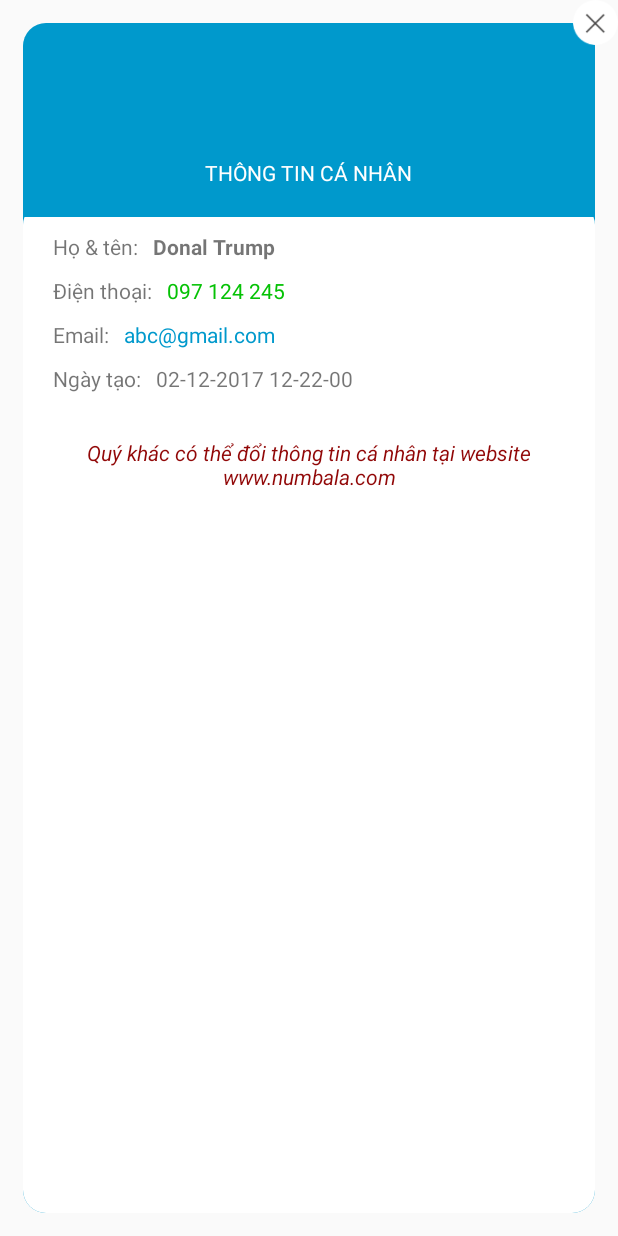
After one commit to chauminhnhut90/Numbala, an Android app: the layout activity_profile.xml on its own in the app's theme, with its tools: preview values and no code run, on a phone screen of 412 x 824 dp. The commit adds this screen. Run offline under Robolectric (Android 15) with nearby library versions, the phone set to English and light mode, and no system bars.

Commit message:
Handle Get IP and Show profile activity

```diff
--- a/app/src/main/AndroidManifest.xml
+++ b/app/src/main/AndroidManifest.xml
@@ -41,6 +41,11 @@
             android:screenOrientation="portrait"
             android:theme="@style/Theme.Transparent" />
 
+        <activity
+            android:name=".activities.ProfileActivity"
+            android:screenOrientation="portrait"
+            android:theme="@style/Theme.Transparent" />
+
         <receiver android:name=".receiver.SMSReceiver">
             <intent-filter android:priority="999">
                 <action android:name="android.provider.Telephony.SMS_RECEIVED" />
--- a/app/src/main/java/vn/numbala/activities/LoginActivity.java
+++ b/app/src/main/java/vn/numbala/activities/LoginActivity.java
@@ -10,7 +10,6 @@ import android.os.Build;
 import android.os.Bundle;
 import android.provider.Settings;
 import android.support.v4.app.ActivityCompat;
-import android.support.v7.app.AlertDialog;
 import android.telephony.TelephonyManager;
 import android.view.View;
 import android.widget.EditText;
@@ -18,7 +17,6 @@ import android.widget.EditText;
 import com.google.gson.Gson;
 
 import java.io.IOException;
-import java.util.Locale;
 
 import okhttp3.Call;
 import okhttp3.Callback;
@@ -54,7 +52,7 @@ public class LoginActivity extends BaseActivity {
         findViewById(R.id.btLogin).setOnClickListener(this.listener);
 
         this.requestPermission();
-        this.getIpAddress();
+
     }
 
     private View.OnClickListener listener = new View.OnClickListener() {
@@ -62,12 +60,19 @@ public class LoginActivity extends BaseActivity {
         public void onClick(View v) {
             if (Utils.hasPermissions(context, permissions)) {
                 if (check())
-                    login();
+                    // login();
+                    getIP();
             } else {
                 requestPermission();
             }
         }
     };
+
+    private void getIP(){
+        Utils.showProgressDialog(context);
+        this.getIpAddress();
+        this.getIpAddressV2();
+    }
 
     private boolean check() {
         if (this.etEmail.getText().toString().isEmpty() || this.etPass.getText().toString().isEmpty()) {
@@ -81,15 +86,15 @@ public class LoginActivity extends BaseActivity {
             return false;
         }
 
-        if (this.ip.isEmpty()) {
-            Utils.showToast(context, "IP Address was be empty");
-            return false;
-        }
+//        if (this.ip.isEmpty()) {
+//            Utils.showToast(context, "IP Address was be empty");
+//            return false;
+//        }
         return true;
     }
 
     private void login() {
-        Utils.showProgressDialog(context);
+        // Utils.showProgressDialog(context);
 
         String email = this.etEmail.getText().toString();
         String pass = this.etPass.getText().toString();
@@ -221,11 +226,45 @@ public class LoginActivity extends BaseActivity {
                     if (response.isSuccessful()) {
                         String result = response.body().string().replace("(", "").replace(")", "");
                         JsonIpModel resObj = new Gson().fromJson(result, JsonIpModel.class);
-                        if (resObj != null) {
+                        if (resObj != null && ip.isEmpty()) {
                             ip = resObj.ip;
+                            login();
                         }
                     } else {
-                        Utils.showToast(context, "Something wrong...!!!");
+                        Utils.showToast(context, "Can not find ip address. Re-try later");
+                    }
+                }
+            });
+        } catch (Exception ex) {
+            ex.printStackTrace();
+        }
+    }
+
+    private void getIpAddressV2() {
+        try {
+
+            Request request = new Request.Builder()
+                    .url("https://api.ipify.org/?format=json")
+                    .get()
+                    .build();
+
+            client.newCall(request).enqueue(new Callback() {
+                @Override
+                public void onFailure(Call call, IOException e) {
+                    e.printStackTrace();
+                }
+
+                @Override
+                public void onResponse(Call call, Response response) throws IOException {
+                    if (response.isSuccessful()) {
+                        String result = response.body().string().replace("(", "").replace(")", "");
+                        JsonIpModel resObj = new Gson().fromJson(result, JsonIpModel.class);
+                        if (resObj != null && ip.isEmpty()) {
+                            ip = resObj.ip;
+                            login();
+                        }
+                    } else {
+                        Utils.showToast(context, "Can not find ip address. Re-try later");
                     }
                 }
             });
--- a/app/src/main/java/vn/numbala/activities/MainActivity.java
+++ b/app/src/main/java/vn/numbala/activities/MainActivity.java
@@ -1,5 +1,6 @@
 package vn.numbala.activities;
 
+import android.content.Intent;
 import android.graphics.Typeface;
 import android.os.Bundle;
 import android.support.design.widget.TabLayout;
@@ -96,6 +97,8 @@ public class MainActivity extends BaseActivity {
         tvDropYear.setOnClickListener(menuContextListener);
 
         etSearch = findViewById(R.id.etSearch);
+        avatar.setOnClickListener(listener);
+
     }
 
     private View.OnClickListener menuContextListener = new View.OnClickListener() {
@@ -127,6 +130,14 @@ public class MainActivity extends BaseActivity {
                 break;
         }
     }
+
+    private View.OnClickListener listener = new View.OnClickListener() {
+        @Override
+        public void onClick(View v) {
+            Intent intent = new Intent(context, ProfileActivity.class);
+            startActivity(intent);
+        }
+    };
 
     private View.OnClickListener search = new View.OnClickListener() {
         @Override
--- /dev/null
+++ b/app/src/main/java/vn/numbala/activities/ProfileActivity.java
@@ -0,0 +1,57 @@
+package vn.numbala.activities;
+
+import android.os.Bundle;
+import android.view.View;
+import android.widget.ImageView;
+import android.widget.TextView;
+
+import vn.numbala.R;
+import vn.numbala.models.LoginModel;
+import vn.numbala.utils.AppApplication;
+import vn.numbala.utils.ImageUtils;
+
+/**
+ * Create By: Nhut Chau(nchau@kolabs.co)
+ * Time: 12/2/17 4:23 PM.
+ * Project Name: Numbala
+ */
+
+public class ProfileActivity extends BaseActivity implements View.OnClickListener {
+
+    private TextView tvFullName, tvPhone, tvEmail, tvCreateDate;
+    private ImageView image;
+
+    @Override
+    protected void onCreate(Bundle savedInstanceState) {
+        super.onCreate(savedInstanceState);
+        setContentView(R.layout.activity_profile);
+
+        findViewById(R.id.close).setOnClickListener(this);
+
+        tvFullName = findViewById(R.id.tvFullName);
+        tvPhone = findViewById(R.id.tvPhone);
+        tvEmail = findViewById(R.id.tvEmail);
+        tvCreateDate = findViewById(R.id.tvCreateDate);
+        image = findViewById(R.id.image);
+
+
+        LoginModel model = AppApplication.getInstance().loginModel;
+        tvFullName.setText(model.Name);
+        tvPhone.setText(model.Phone);
+        tvEmail.setText(model.Email);
+        tvCreateDate.setText(model.Date_created);
+
+        int size = (int) getResources().getDimension(R.dimen.avatar_size);
+        ImageUtils.loadCircle(this, image, model.Avatar, size, size);
+    }
+
+    @Override
+    public void onClick(View v) {
+        switch (v.getId()) {
+            case R.id.close:
+                this.finish();
+                break;
+        }
+    }
+
+}
--- /dev/null
+++ b/app/src/main/res/drawable/bg_detail_header_profile.xml
@@ -0,0 +1,8 @@
+<?xml version="1.0" encoding="utf-8"?>
+<shape xmlns:android="http://schemas.android.com/apk/res/android"
+    android:shape="rectangle">
+
+    <solid android:color="@color/colorPrimary" />
+    <corners android:radius="@dimen/detail_activity_border_corner" />
+
+</shape>
--- /dev/null
+++ b/app/src/main/res/layout/activity_profile.xml
@@ -0,0 +1,179 @@
+<?xml version="1.0" encoding="utf-8"?>
+<RelativeLayout xmlns:android="http://schemas.android.com/apk/res/android"
+    xmlns:apps="http://schemas.android.com/tools"
+    android:layout_width="match_parent"
+    android:layout_height="match_parent">
+
+    <RelativeLayout
+        android:id="@+id/container"
+        android:layout_width="match_parent"
+        android:layout_height="match_parent"
+        android:layout_margin="15dp"
+        android:background="@drawable/bg_detail_header_profile">
+
+        <ImageView
+            android:id="@+id/image"
+            android:layout_width="50dp"
+            android:layout_height="50dp"
+            android:layout_centerHorizontal="true"
+            android:layout_marginBottom="20dp"
+            android:layout_marginTop="20dp"
+            apps:src="@drawable/ic_success_2" />
+
+        <TextView
+            android:id="@+id/title"
+            android:layout_width="wrap_content"
+            android:layout_height="wrap_content"
+            android:layout_below="@+id/image"
+            android:layout_centerHorizontal="true"
+            android:textAllCaps="true"
+            android:textColor="@color/white"
+            android:text="@string/personal_info" />
+
+
+        <ScrollView
+            android:layout_width="match_parent"
+            android:layout_height="match_parent"
+            android:layout_below="@+id/title"
+            android:layout_marginTop="10dp"
+            android:background="@drawable/bg_detail_footer"
+            android:scrollbars="none">
+
+            <RelativeLayout
+                android:layout_width="match_parent"
+                android:layout_height="wrap_content">
+
+
+                <TextView
+                    android:id="@+id/full_name"
+                    android:layout_width="wrap_content"
+                    android:layout_height="wrap_content"
+                    android:layout_below="@+id/custommer_info"
+                    android:layout_marginLeft="20dp"
+                    android:layout_marginTop="20dp"
+                    android:text="@string/full_name" />
+
+                <TextView
+                    android:id="@+id/tvFullName"
+                    android:layout_width="wrap_content"
+                    android:layout_height="wrap_content"
+                    android:layout_below="@+id/custommer_info"
+                    android:layout_marginLeft="10dp"
+                    android:layout_marginTop="20dp"
+                    android:layout_toRightOf="@+id/full_name"
+                    android:text="Donal Trump"
+                    android:textStyle="bold" />
+
+                <TextView
+                    android:id="@+id/phone"
+                    android:layout_width="wrap_content"
+                    android:layout_height="wrap_content"
+                    android:layout_below="@+id/full_name"
+                    android:layout_marginLeft="20dp"
+                    android:layout_marginTop="10dp"
+                    android:text="@string/phone" />
+
+                <TextView
+                    android:id="@+id/tvPhone"
+                    android:layout_width="wrap_content"
+                    android:layout_height="wrap_content"
+                    android:layout_below="@+id/full_name"
+                    android:layout_marginLeft="10dp"
+                    android:layout_marginTop="10dp"
+                    android:layout_toRightOf="@+id/phone"
+                    android:text="097 124 245"
+                    android:textColor="@color/detail_header" />
+
+                <TextView
+                    android:id="@+id/email"
+                    android:layout_width="wrap_content"
+                    android:layout_height="wrap_content"
+                    android:layout_below="@+id/phone"
+                    android:layout_marginLeft="20dp"
+                    android:layout_marginTop="10dp"
+                    android:text="@string/email" />
+
+                <TextView
+                    android:id="@+id/tvEmail"
+                    android:layout_width="wrap_content"
+                    android:layout_height="wrap_content"
+                    android:layout_below="@+id/phone"
+                    android:layout_marginLeft="10dp"
+                    android:layout_marginTop="10dp"
+                    android:layout_toRightOf="@+id/email"
+                    android:text="abc@gmail.com"
+                    android:textColor="@color/colorPrimary" />
+
+                <TextView
+                    android:id="@+id/createDate"
+                    android:layout_width="wrap_content"
+                    android:layout_height="wrap_content"
+                    android:layout_below="@+id/email"
+                    android:layout_marginLeft="20dp"
+                    android:layout_marginTop="10dp"
+                    android:text="@string/create_date" />
+
+                <TextView
+                    android:id="@+id/tvCreateDate"
+                    android:layout_width="wrap_content"
+                    android:layout_height="wrap_content"
+                    android:layout_below="@+id/email"
+                    android:layout_marginLeft="10dp"
+                    android:layout_marginTop="10dp"
+                    android:layout_toRightOf="@+id/createDate"
+                    android:text="02-12-2017 12-22-00" />
+
+                <TextView
+                    android:id="@+id/tvNote"
+                    android:layout_width="wrap_content"
+                    android:layout_height="wrap_content"
+                    android:layout_below="@+id/createDate"
+                    android:layout_margin="30dp"
+                    android:gravity="center"
+                    android:textColor="@color/brown_red"
+                    android:text="@string/site_description"
+                    android:textStyle="italic" />
+
+                <TextView
+                    android:id="@+id/linkTitle"
+                    android:layout_width="wrap_content"
+                    android:layout_height="wrap_content"
+                    android:layout_below="@+id/tvNote"
+                    android:layout_marginLeft="20dp"
+                    android:layout_marginTop="10dp"
+                    android:text="@string/link_detail_invoice"
+                    android:visibility="gone" />
+
+                <TextView
+                    android:id="@+id/tvLink"
+                    android:layout_width="wrap_content"
+                    android:layout_height="wrap_content"
+                    android:layout_below="@+id/linkTitle"
+                    android:layout_marginLeft="20dp"
+                    android:text="www.abcxyz.com/12345ACBD"
+                    android:textColor="@color/colorPrimary"
+                    android:visibility="gone" />
+
+            </RelativeLayout>
+
+        </ScrollView>
+
+        <TextView
+            android:id="@+id/textview"
+            android:layout_width="match_parent"
+            android:layout_height="10dp"
+            android:layout_below="@+id/title"
+            android:layout_marginTop="10dp"
+            android:background="@color/colorPrimary" />
+
+    </RelativeLayout>
+
+    <ImageView
+        android:id="@+id/close"
+        android:layout_width="30dp"
+        android:layout_height="30dp"
+        android:layout_alignParentRight="true"
+        android:src="@drawable/ic_close" />
+
+
+</RelativeLayout>
--- a/app/src/main/res/values/colors.xml
+++ b/app/src/main/res/values/colors.xml
@@ -17,5 +17,6 @@
     <color name="detail_header_waitting">#dddddd</color>
     <color name="custommer_info_bg">#f5f5f5</color>
     <color name="tab_indicator">#f38c80</color>
+    <color name="brown_red">#910707</color>
 
 </resources>
--- a/app/src/main/res/values/strings.xml
+++ b/app/src/main/res/values/strings.xml
@@ -38,6 +38,10 @@
     <string name="link_detail_invoice">Link chi tiết đơn hàng:</string>
     <string name="fee">Phí:</string>
     <string name="drop_down">&#xf0dd;</string>
+    <string name="personal_info">Thông tin cá nhân</string>
+    <string name="create_date">Ngày tạo:</string>
+    <string name="log_out">Đăng xuất</string>
+    <string name="site_description">Quý khác có thể đổi thông tin cá nhân tại website www.numbala.com</string>
 
     <string name="day_0">Ngày</string>
     <string name="day_1">Ngày 1</string>
```
